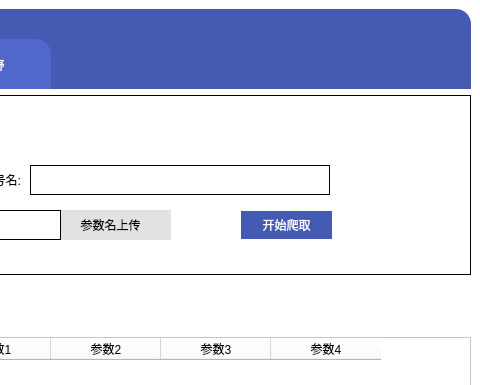
The window that interface.ui (Shen-LW/analysis_xp) describes before a commit, drawn with Qt 5; both pictures show x 839 to 1319 and y 0 to 385 of the 1319 by 828 pixel window.
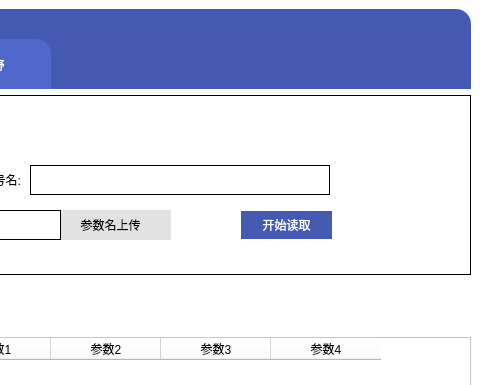
The same window after the commit.

Commit message: 爬取改为获取

```diff
--- a/interface.ui
+++ b/interface.ui
@@ -207,7 +207,7 @@
 color:#fff;</string>
        </property>
        <property name="text">
-        <string>开始爬取</string>
+        <string>开始读取</string>
        </property>
       </widget>
       <widget class="QLineEdit" name="model_edit">
```
The commit also changes 1 other file.
